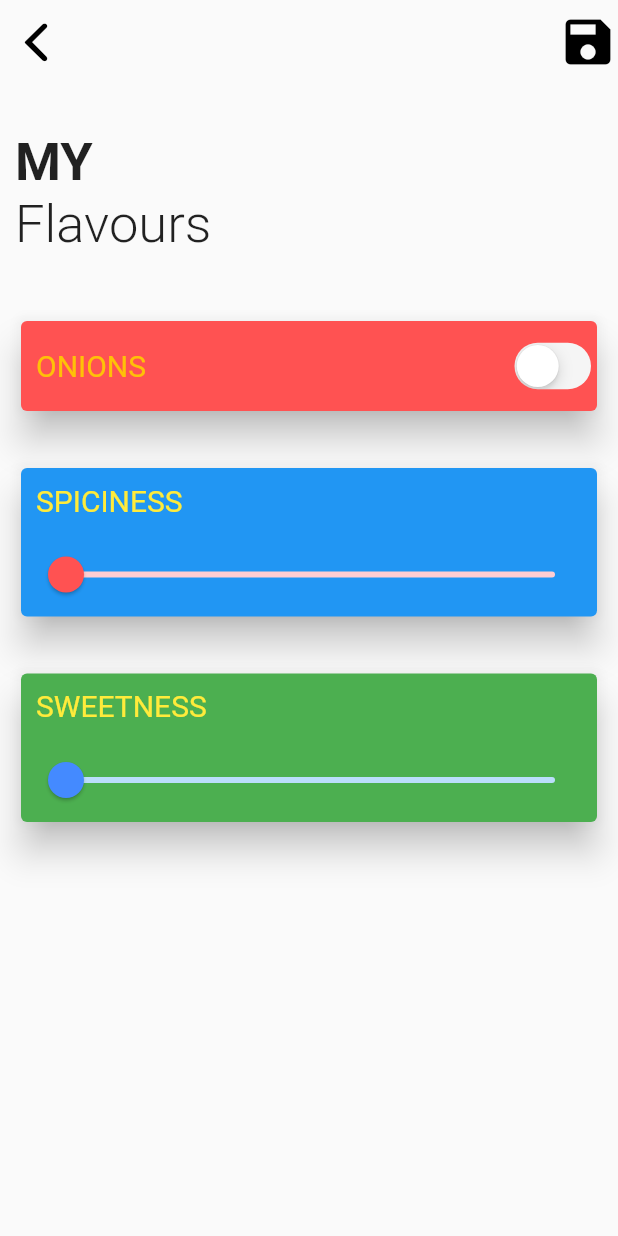
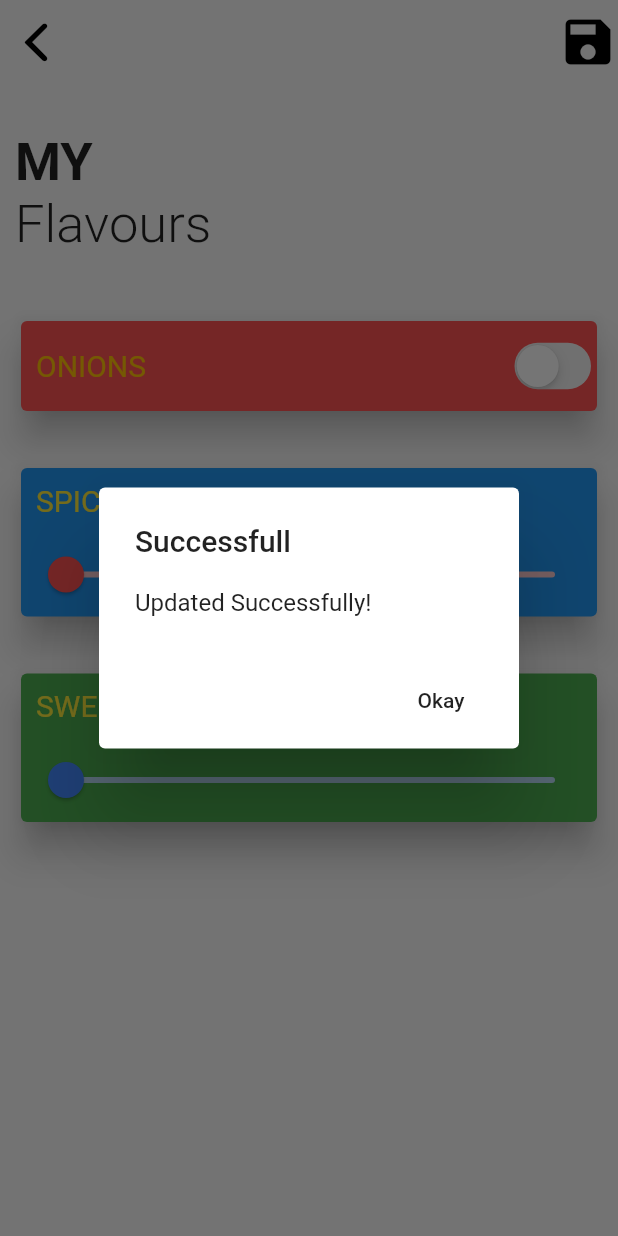
Before and after one commit to amanchhaparia/G.A.M.A, a Flutter app: the Filters screen opened directly, after a tap on the "save" icon, on a phone screen of 412 x 824 dp. Run offline on Flutter 3.47's test engine with Material 2 defaults, Android fonts, the phone set to English and light mode, and no system bars; our stand-ins replace auto_size_text, cloud_firestore, firebase_auth, rxdart, simple_animations, supercharged; missing offline and left inert: bloc_pattern; accounts and stored records are empty; network calls fail.

Commit message:
filters update

```diff
--- a/VJTI_Canteen/lib/screens/filters.dart
+++ b/VJTI_Canteen/lib/screens/filters.dart
@@ -9,37 +9,34 @@ class Filters extends StatefulWidget {
 }
 
 class _FiltersState extends State<Filters> {
-  String uid;
-
-  getUID() async {
+  Future<void> setFilters() async {
     final user = await FirebaseAuth.instance.currentUser();
-    setState(() {
-      uid = user.uid;
-    });
-  }
-
-  setFilters() {
-    // Firestore.instance.collection('Users').document(uid).get().then((value) {
-    //   isOnionsPresent = value.data['isOnionPresent'];
-    //   sweetness = (value.data['sweetiness']).toDouble();
-    //   spiciness = (value.data['spiciness']).toDouble();
+    return Firestore.instance
+        .collection('Users')
+        .document(user.uid)
+        .get()
+        .then((value) {
+      setState(() {
+        isOnionsPresent = value.data['isOnionPresent'];
+        sweetness = (value.data['sweetiness']).toDouble();
+        spiciness = (value.data['spiciness']).toDouble();
+      });
+    }).whenComplete(() => print('done'));
+    // Firestore.instance
+    //     .collection('Users')
+    //     .document(uid)
+    //     .snapshots()
+    //     .listen((event) {
+    //   isOnionsPresent = event.data['isOnionPresent'];
+    //   sweetness = (event.data['sweetiness']).toDouble();
+    //   spiciness = (event.data['spiciness']).toDouble();
+    // }).onDone(() {
+    //   setState(() {});
     // });
-    Firestore.instance
-        .collection('Users')
-        .document(uid)
-        .snapshots()
-        .listen((event) {
-      isOnionsPresent = event.data['isOnionPresent'];
-      sweetness = (event.data['sweetiness']).toDouble();
-      spiciness = (event.data['spiciness']).toDouble();
-    }).onDone(() {
-      setState(() {});
-    });
   }
 
   @override
   void initState() {
-    getUID();
     setFilters();
     super.initState();
   }
@@ -53,7 +50,9 @@ class _FiltersState extends State<Filters> {
     return SafeArea(
       child: Scaffold(
         body: isOnionsPresent == null
-            ? Container()
+            ? Center(
+                child: CircularProgressIndicator(),
+              )
             : Column(
                 crossAxisAlignment: CrossAxisAlignment.start,
                 children: <Widget>[
@@ -75,7 +74,20 @@ class _FiltersState extends State<Filters> {
                           size: 40.0,
                           color: Colors.black,
                         ),
-                        onPressed: () {},
+                        onPressed: () async {
+                          final user =
+                              await FirebaseAuth.instance.currentUser();
+                          Firestore.instance
+                              .collection('Users')
+                              .document(user.uid)
+                              .updateData({
+                            'isOnionPresent': isOnionsPresent,
+                            'sweetiness': sweetness,
+                            'spiciness': spiciness,
+                          }).whenComplete(() {
+                            showAlert(context, 'Updated Successfully!');
+                          });
+                        },
                       ),
                     ],
                   ),
@@ -250,4 +262,24 @@ class _FiltersState extends State<Filters> {
       ),
     );
   }
+
+  void showAlert(BuildContext context, String errorMessage) {
+    showDialog(
+      context: context,
+      builder: (ctx) {
+        return AlertDialog(
+          title: Text('Successfull'),
+          content: Text(errorMessage),
+          actions: <Widget>[
+            FlatButton(
+              child: Text('Okay'),
+              onPressed: () {
+                Navigator.of(ctx).pop();
+              },
+            ),
+          ],
+        );
+      },
+    );
+  }
 }
```
